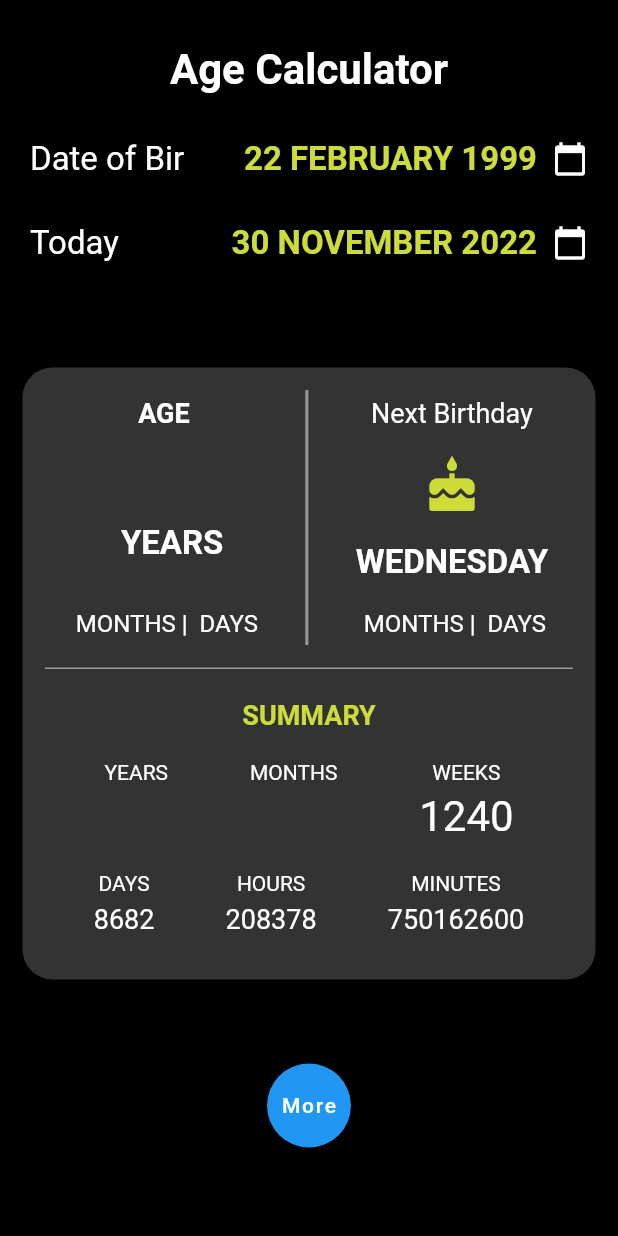
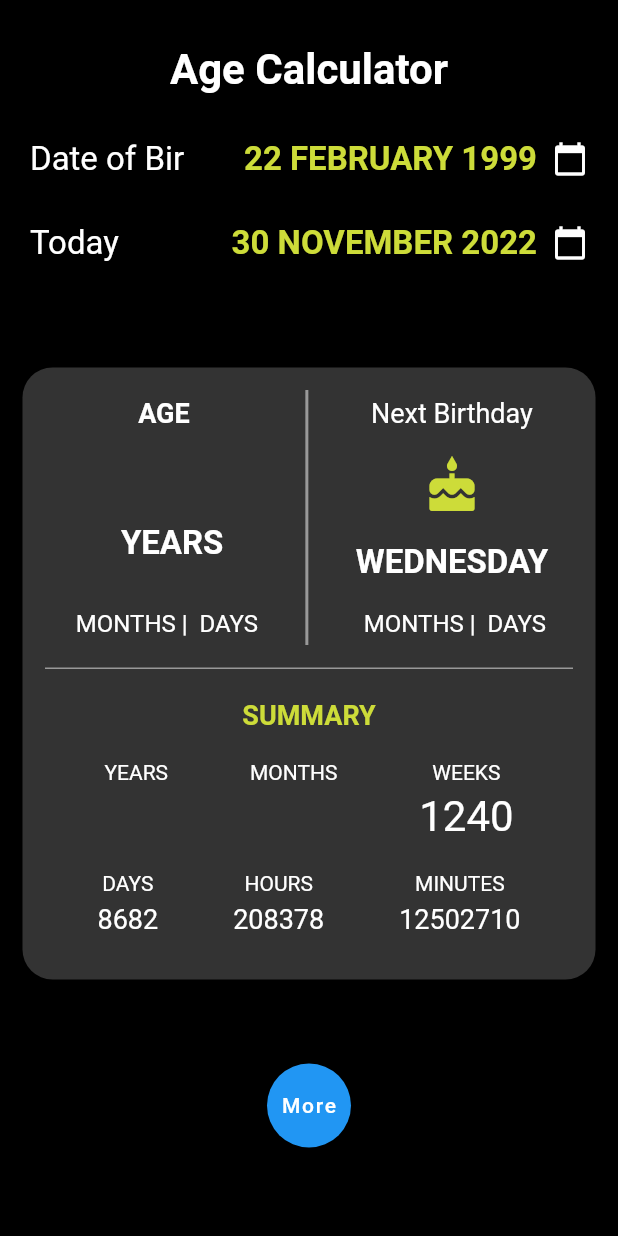
Before and after one commit to 57Abbasdev/udemy_fltr, a Flutter app: the screen it shows after launch, after a tap on "Age Calculator", on a phone screen of 412 x 824 dp. Run offline on Flutter 3.47's test engine with Material 2 defaults, Android fonts, the phone set to English and light mode, and no system bars; missing offline and left inert: age.

Commit message:
todo add

```diff
--- a/lib/age_calculator/age_main.dart
+++ b/lib/age_calculator/age_main.dart
@@ -422,7 +422,7 @@ class _AgeMainState extends State<AgeMain> {
                             height: 5,
                           ),
                           Text(
-                            "${(todayDate.difference(dobDate).inSeconds).floor()}",
+                            "${(todayDate.difference(dobDate).inMinutes).floor()}",
                             style: const TextStyle(
                                 color: Colors.white,
                                 fontSize: 18,
```
